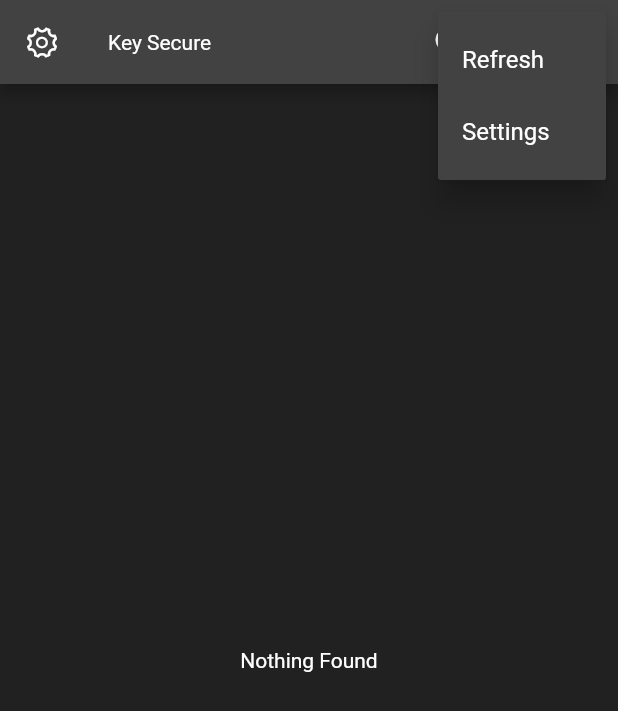
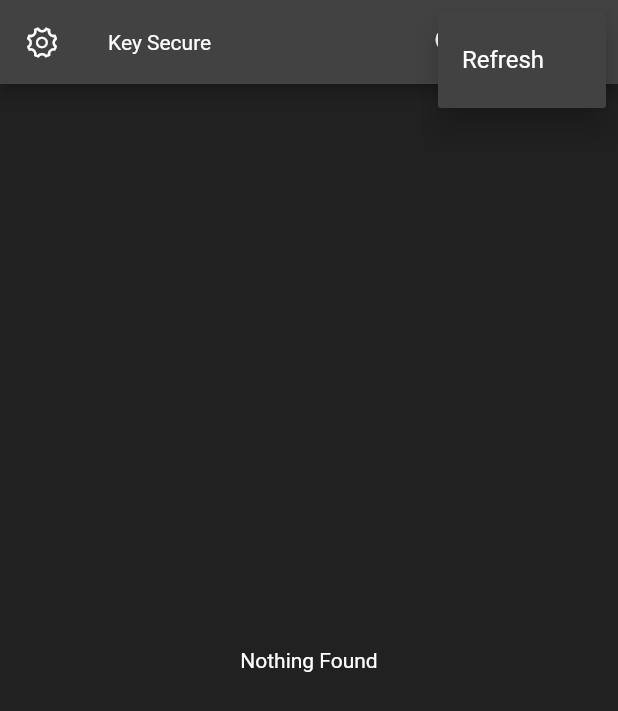
Before and after one commit to alokhegde2/key-secure, a Flutter app: the HomePage screen opened directly, after a tap on an icon or button, on a phone screen of 412 x 824 dp. Shown: the top 711 px of the screen. Run offline on Flutter 3.47's test engine with Material 2 defaults, Android fonts, the phone set to English and light mode, and no system bars; our stand-ins replace animated_splash_screen, flutter_svg, get, get_storage, google_fonts, jwt_decoder; missing offline and left inert: clipboard; accounts and stored records are empty; Roboto replaces fonts that are missing (Ubuntu).

Commit message:
Removed Settings from popupmenubutton

```diff
--- a/key_secure/lib/views/home_page.dart
+++ b/key_secure/lib/views/home_page.dart
@@ -56,18 +56,11 @@ class HomePage extends StatelessWidget {
                 value: 1,
                 child: Text("Refresh"),
               ),
-              PopupMenuItem(
-                value: 2,
-                child: Text("Settings"),
-              ),
             ],
             onSelected: (value) {
               switch (value) {
                 case 1:
                   passwordController.onInit();
-                  break;
-                case 2:
-                  print("Value 2");
                   break;
                 default:
               }
```
